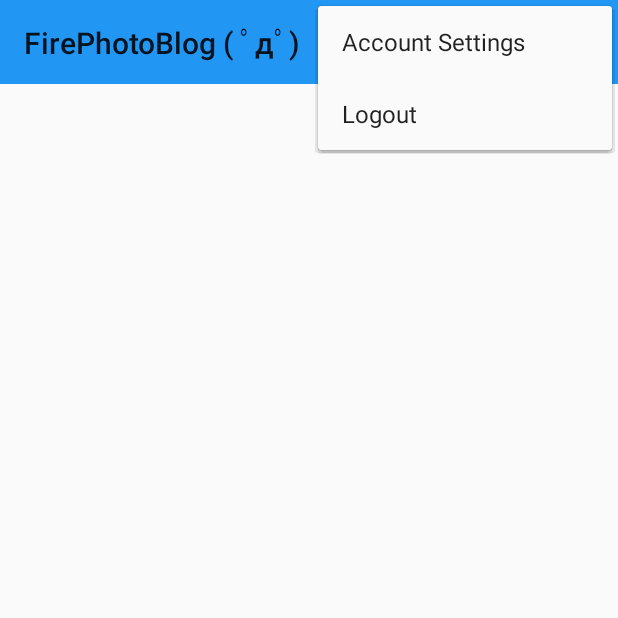
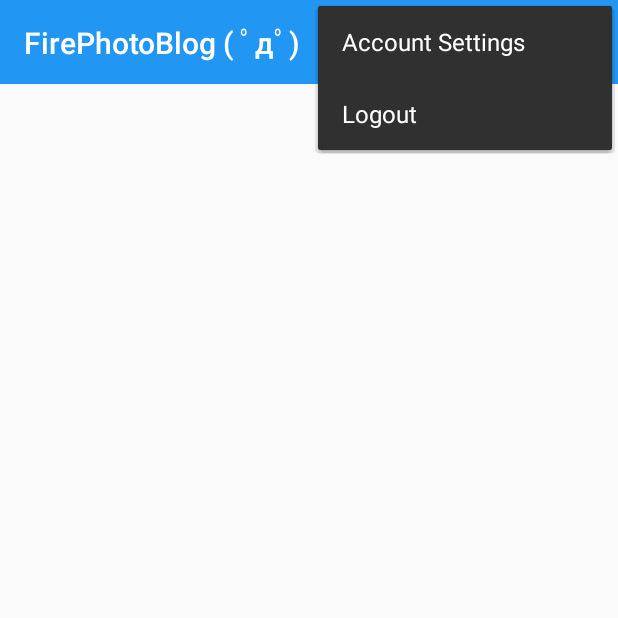
Before and after one commit to PsKs/FirePhotoBlog, an Android app: the screen it shows after launch once a user with an empty profile is signed in (MainActivity), with the options menu open, on a phone screen of 412 x 824 dp, the top half of it. Run offline under Robolectric (Android 15) with nearby library versions, the phone set to English and light mode, and no system bars; our stand-ins replace Firebase (no records; nobody signed in at launch, a user with empty details on screens opened directly).

Commit message:
Change text in action bar to white.

```diff
--- a/app/src/main/res/layout/activity_main.xml
+++ b/app/src/main/res/layout/activity_main.xml
@@ -11,6 +11,7 @@
         android:layout_width="match_parent"
         android:layout_height="wrap_content"
         android:background="@color/colorPrimary"
+        android:theme="@style/ThemeOverlay.AppCompat.Dark.ActionBar"
         app:layout_constraintEnd_toEndOf="parent"
         app:layout_constraintStart_toStartOf="parent"
         app:layout_constraintTop_toTopOf="parent"></android.support.v7.widget.Toolbar>
```
